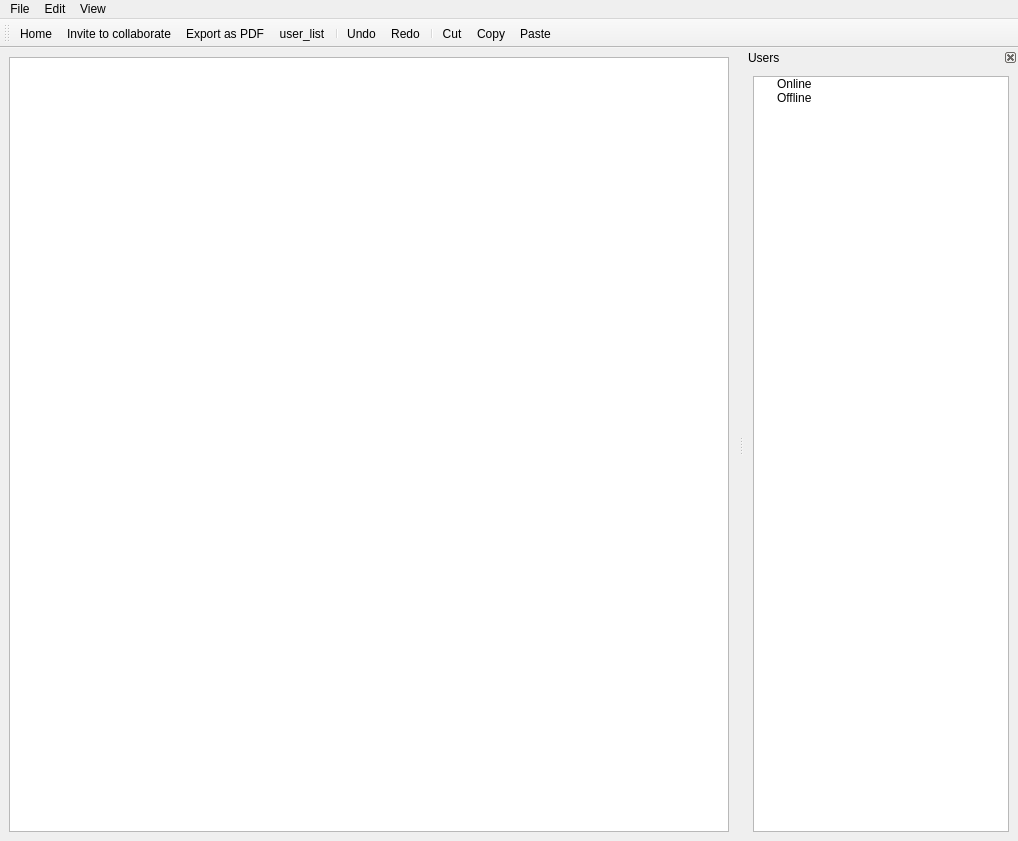
The window that src/client_new/ui/editor.ui (franco-ruggeri/write-together) describes before a commit, drawn with Qt 5.
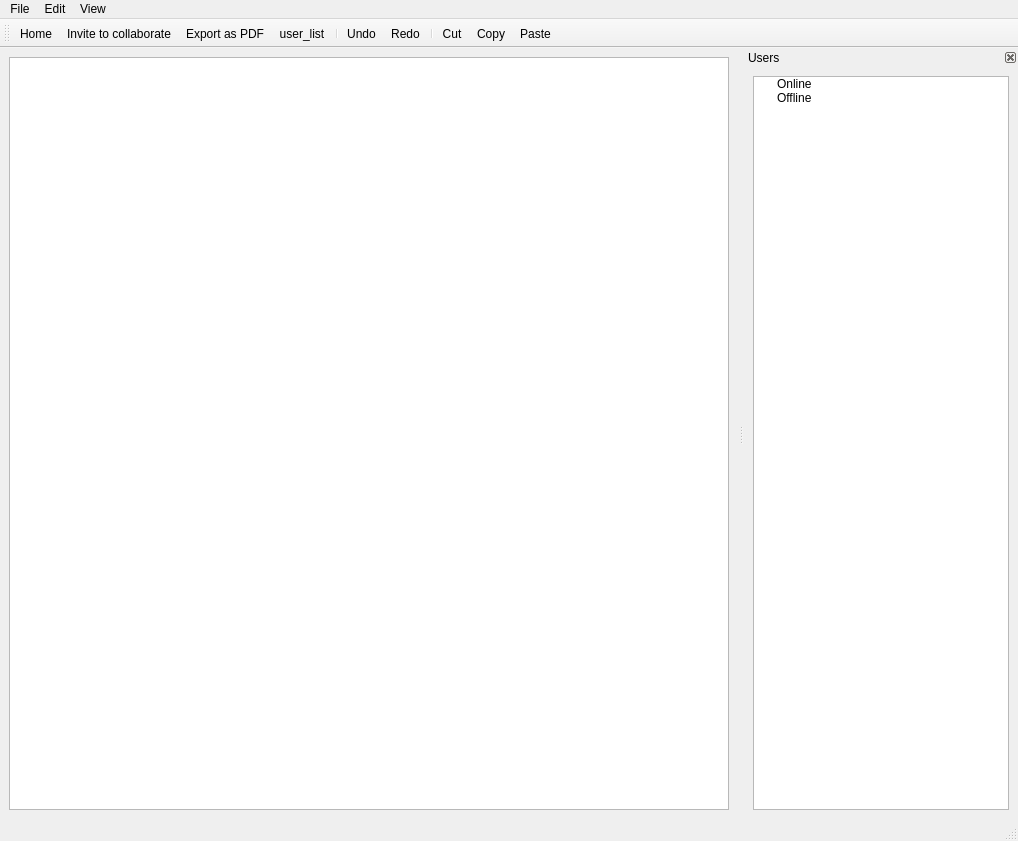
The same window after the commit. Icons and pictures are not drawn.

Commit message: integrate window icon

```diff
--- a/src/client_new/ui/editor.ui
+++ b/src/client_new/ui/editor.ui
@@ -18,6 +18,9 @@
 	font-family: &quot;Roboto Light&quot;;
 }</string>
   </property>
+  <property name="toolButtonStyle">
+   <enum>Qt::ToolButtonFollowStyle</enum>
+  </property>
   <widget class="QWidget" name="centralwidget">
    <layout class="QGridLayout" name="gridLayout_2">
     <item row="0" column="0">
@@ -159,6 +162,7 @@
     </layout>
    </widget>
   </widget>
+  <widget class="QStatusBar" name="statusbar"/>
   <action name="action_undo">
    <property name="checkable">
     <bool>false</bool>
```
Left out of the diff: 6 changed lines with no effect on the pictures. The commit also changes 4 other files.
